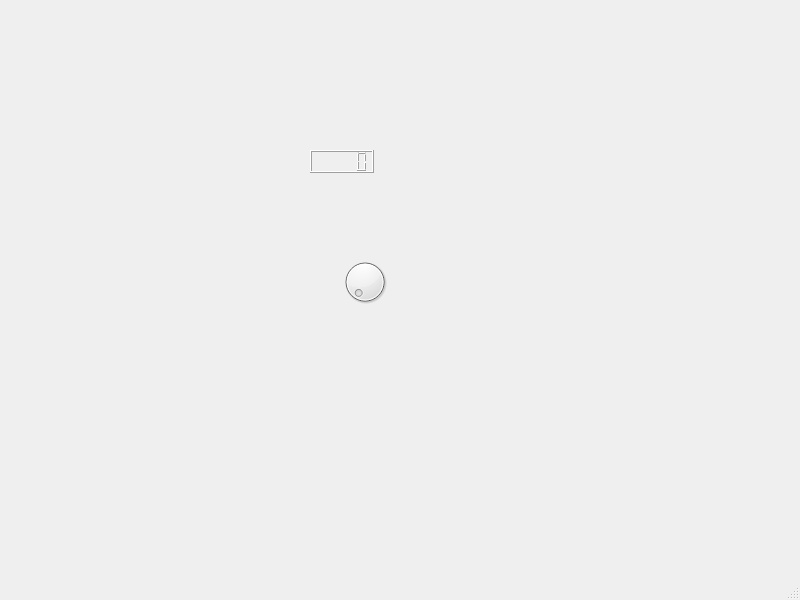
First picture: the form in py_designer_tutorial/untitled.ui, repository FactoryYadon/pygame_practice, before the edit.
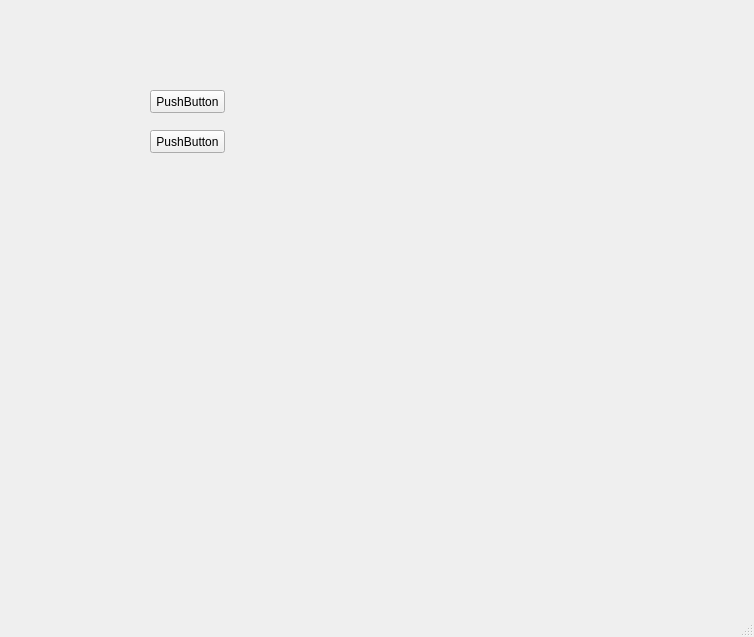
Second picture: the form after the edit.

```diff
--- a/py_designer_tutorial/untitled.ui
+++ b/py_designer_tutorial/untitled.ui
@@ -6,33 +6,39 @@
    <rect>
     <x>0</x>
     <y>0</y>
-    <width>800</width>
-    <height>600</height>
+    <width>754</width>
+    <height>637</height>
    </rect>
   </property>
   <property name="windowTitle">
    <string>MainWindow</string>
   </property>
   <widget class="QWidget" name="centralwidget">
-   <widget class="QLCDNumber" name="lcdNumber">
+   <widget class="QPushButton" name="btn1">
     <property name="geometry">
      <rect>
-      <x>310</x>
-      <y>150</y>
-      <width>64</width>
+      <x>150</x>
+      <y>90</y>
+      <width>75</width>
       <height>23</height>
      </rect>
     </property>
+    <property name="text">
+     <string>PushButton</string>
+    </property>
    </widget>
-   <widget class="QDial" name="dial2">
+   <widget class="QPushButton" name="btn2">
     <property name="geometry">
      <rect>
-      <x>340</x>
-      <y>250</y>
-      <width>50</width>
-      <height>64</height>
+      <x>150</x>
+      <y>130</y>
+      <width>75</width>
+      <height>23</height>
      </rect>
     </property>
+    <property name="text">
+     <string>PushButton</string>
+    </property>
    </widget>
   </widget>
   <widget class="QMenuBar" name="menubar">
```
Left out of the diff: 21 changed lines with no effect on the pictures.
